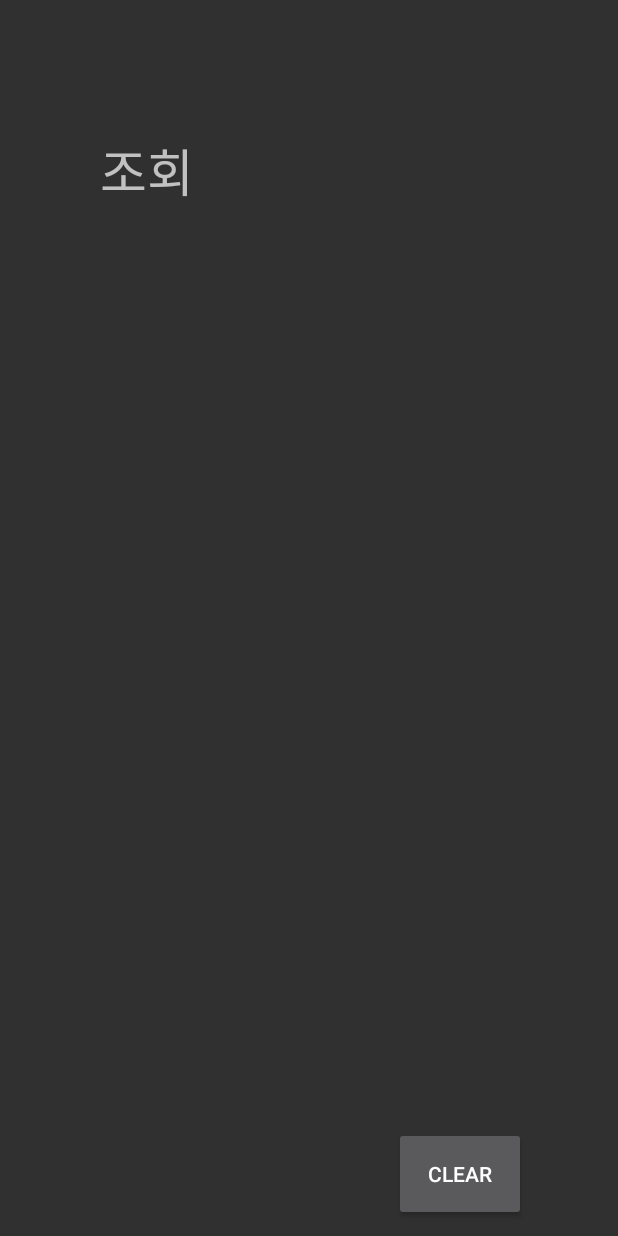
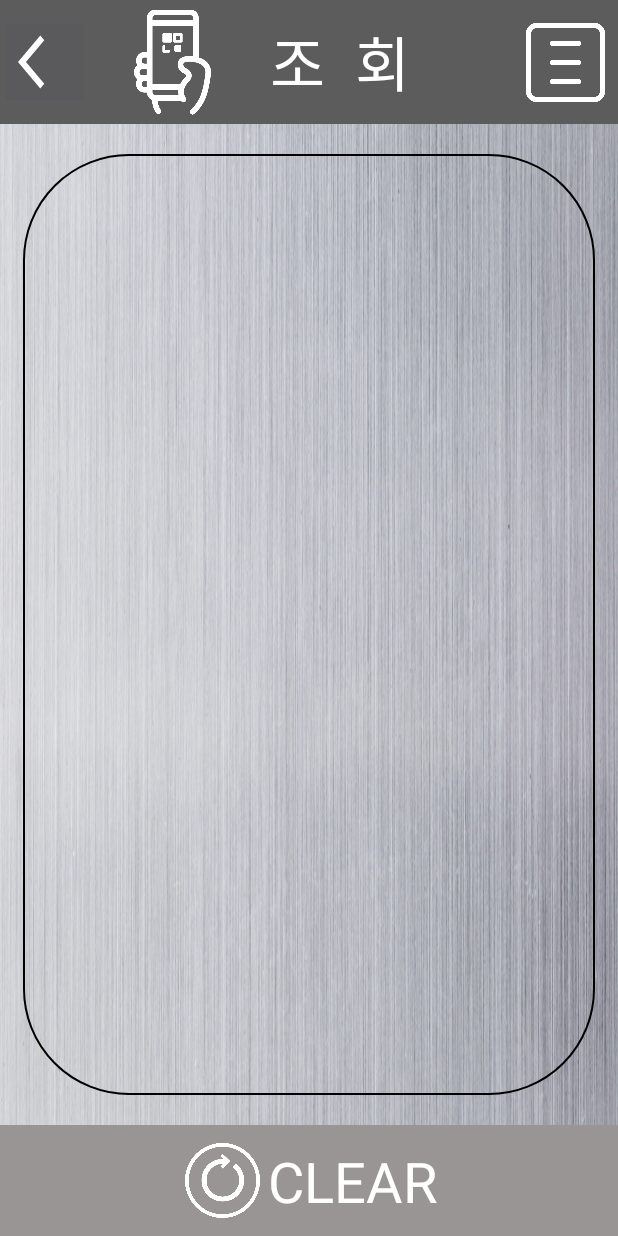
Before and after one commit to jaeyoungoh/logisticsmanagement, an Android app: the layout search.xml on its own in the app's theme, with its tools: preview values and no code run, on a phone screen of 412 x 824 dp. Run offline under Robolectric (Android 15) with nearby library versions, the phone set to English and light mode, and no system bars.

Commit message:
Search UI 배치 완료

```diff
--- /dev/null
+++ b/app/src/main/res/drawable/ic_baseline_arrow_back_ios_24.xml
@@ -0,0 +1,5 @@
+<vector android:autoMirrored="true" android:height="24dp"
+    android:tint="#FFFFFF" android:viewportHeight="24"
+    android:viewportWidth="24" android:width="24dp" xmlns:android="http://schemas.android.com/apk/res/android">
+    <path android:fillColor="@android:color/white" android:pathData="M11.67,3.87L9.9,2.1 0,12l9.9,9.9 1.77,-1.77L3.54,12z"/>
+</vector>
--- /dev/null
+++ b/app/src/main/res/drawable/rect_outline.xml
@@ -0,0 +1,14 @@
+<?xml version="1.0" encoding="utf-8"?>
+<shape android:shape="rectangle"
+    xmlns:android="http://schemas.android.com/apk/res/android">
+    <stroke
+        android:width="1.5dp"
+        android:color="@color/black"/>
+    <corners
+        android:radius="70dp"/>
+    <padding
+        android:top="2dp"
+        android:bottom="2dp"
+        android:left="2dp"
+        android:right="2dp"/>
+</shape>
--- a/app/src/main/res/layout/packaging.xml
+++ b/app/src/main/res/layout/packaging.xml
@@ -3,9 +3,51 @@
     xmlns:app="http://schemas.android.com/apk/res-auto"
     xmlns:tools="http://schemas.android.com/tools"
     android:layout_width="match_parent"
-    android:layout_height="match_parent">
+    android:layout_height="match_parent"
+    android:background="@drawable/bg_img"
+    >
 
+    <!--  Head -->
+    <androidx.constraintlayout.widget.ConstraintLayout
+        android:id="@+id/cstrMain"
+        android:layout_width="0dp"
+        android:layout_height="0dp"
+        android:background="#5C5C5C"
+        app:layout_constraintEnd_toEndOf="parent"
+        app:layout_constraintHeight_percent="0.11"
+        app:layout_constraintHorizontal_bias="0.0"
+        app:layout_constraintStart_toStartOf="parent"
+        app:layout_constraintTop_toBottomOf="parent"
+        app:layout_constraintTop_toTopOf="parent"
+        app:layout_constraintVertical_bias="0.0">
 
+        <TextView
+            android:id="@+id/txtHomeHeader"
+            android:layout_width="0dp"
+            android:layout_height="0dp"
+            android:gravity="center"
+            android:text="포  장"
+            android:textColor="#FFFFFF"
+            android:textSize="50sp"
+            app:layout_constraintBottom_toBottomOf="parent"
+            app:layout_constraintEnd_toEndOf="@+id/btnMenu"
+            app:layout_constraintStart_toStartOf="parent"
+            app:layout_constraintTop_toTopOf="parent" />
+
+        <ImageButton
+            android:id="@+id/btnMenu"
+            android:contentDescription="Menu Navigator"
+            android:layout_width="70dp"
+            android:layout_height="70dp"
+            android:layout_marginEnd="10dp"
+            android:background="@null"
+            android:scaleType="fitCenter"
+            android:src="@drawable/menu_icon_white"
+            app:layout_constraintBottom_toBottomOf="parent"
+            app:layout_constraintEnd_toEndOf="parent"
+            app:layout_constraintTop_toTopOf="parent" />
+
+    </androidx.constraintlayout.widget.ConstraintLayout>
 
 
     <androidx.recyclerview.widget.RecyclerView
@@ -13,22 +55,8 @@
         android:layout_height="0dp"
         android:layout_marginTop="10dp"
         android:layout_marginBottom="10dp"
-        android:paddingHorizontal="30dp"
-        app:layout_constraintBottom_toTopOf="@+id/BottomGuideline"
-        app:layout_constraintEnd_toStartOf="@+id/RightGuideline"
-        app:layout_constraintStart_toStartOf="@+id/LeftGuideline"
-        app:layout_constraintTop_toBottomOf="@+id/txtPackagingHeader" />
+        android:paddingHorizontal="30dp"/>
 
-    <TextView
-        android:id="@+id/txtPackagingHeader"
-        android:layout_width="wrap_content"
-        android:layout_height="0dp"
-        android:layout_marginStart="25dp"
-        android:layout_marginTop="5dp"
-        android:text="포장"
-        android:textSize="34sp"
-        app:layout_constraintStart_toStartOf="@+id/LeftGuideline"
-        app:layout_constraintTop_toTopOf="@+id/TopGuideline" />
 
     <Button
         android:id="@+id/button"
--- a/app/src/main/res/layout/search.xml
+++ b/app/src/main/res/layout/search.xml
@@ -3,67 +3,148 @@
     xmlns:app="http://schemas.android.com/apk/res-auto"
     xmlns:tools="http://schemas.android.com/tools"
     android:layout_width="match_parent"
-    android:layout_height="match_parent">
+    android:layout_height="match_parent"
+    android:background="@drawable/bg_img"
+    >
 
-    <androidx.constraintlayout.widget.Guideline
-        android:id="@+id/TopGuideline"
-        android:layout_width="wrap_content"
-        android:layout_height="wrap_content"
-        android:orientation="horizontal"
-        app:layout_constraintGuide_percent="0.1" />
+    <!--  Head -->
+    <androidx.constraintlayout.widget.ConstraintLayout
+        android:id="@+id/cstrMain"
+        android:layout_width="0dp"
+        android:layout_height="0dp"
+        android:background="#5C5C5C"
+        app:layout_constraintEnd_toEndOf="parent"
+        app:layout_constraintHeight_percent="0.10"
+        app:layout_constraintHorizontal_bias="0.0"
+        app:layout_constraintStart_toStartOf="parent"
+        app:layout_constraintTop_toBottomOf="parent"
+        app:layout_constraintTop_toTopOf="parent"
+        app:layout_constraintVertical_bias="0.0">
 
-    <androidx.constraintlayout.widget.Guideline
-        android:id="@+id/BottomGuideline"
-        android:layout_width="wrap_content"
-        android:layout_height="wrap_content"
-        android:orientation="horizontal"
-        app:layout_constraintGuide_percent="0.9" />
+        <ImageButton
+            android:id="@+id/btnBack"
+            android:layout_width="60dp"
+            android:layout_height="0dp"
+            android:layout_marginTop="10dp"
+            android:layout_marginEnd="10dp"
+            android:layout_marginBottom="10dp"
+            android:scaleType="fitXY"
+            android:src="@drawable/ic_baseline_arrow_back_ios_24"
+            app:layout_constraintBottom_toBottomOf="parent"
+            app:layout_constraintEnd_toStartOf="@+id/searchingHeaderIcon"
+            app:layout_constraintStart_toStartOf="parent"
+            app:layout_constraintTop_toTopOf="parent" />
 
-    <androidx.constraintlayout.widget.Guideline
-        android:id="@+id/LeftGuideline"
-        android:layout_width="wrap_content"
-        android:layout_height="wrap_content"
-        android:orientation="vertical"
-        app:layout_constraintGuide_percent="0.1" />
+        <ImageView
+            android:id="@+id/searchingHeaderIcon"
+            android:layout_width="70dp"
+            android:layout_height="0dp"
+            android:layout_marginStart="10dp"
+            android:layout_marginTop="5dp"
+            android:layout_marginBottom="5dp"
+            app:layout_constraintBottom_toBottomOf="parent"
+            app:layout_constraintEnd_toStartOf="@+id/txtSearchingHeader"
+            app:layout_constraintStart_toEndOf="@+id/btnBack"
+            app:layout_constraintTop_toTopOf="parent"
+            app:srcCompat="@drawable/qr_code_icon_white" />
 
-    <androidx.constraintlayout.widget.Guideline
-        android:id="@+id/RightGuideline"
-        android:layout_width="wrap_content"
-        android:layout_height="wrap_content"
-        android:orientation="vertical"
-        app:layout_constraintGuide_percent="0.9" />
+        <TextView
+            android:id="@+id/txtSearchingHeader"
+            android:layout_width="0dp"
+            android:layout_height="0dp"
+            android:layout_marginStart="30dp"
+            android:gravity="center_vertical"
+            android:text="조  회"
+            android:textColor="#FFFFFF"
+            android:textSize="40sp"
+            app:layout_constraintBottom_toBottomOf="parent"
+            app:layout_constraintEnd_toStartOf="@+id/btnMenu"
+            app:layout_constraintStart_toEndOf="@+id/searchingHeaderIcon"
+            app:layout_constraintTop_toTopOf="parent" />
 
-    <Button
-        android:id="@+id/btnClear"
-        android:layout_width="wrap_content"
-        android:layout_height="0dp"
-        android:layout_marginTop="10dp"
-        android:layout_marginEnd="20dp"
-        android:layout_marginBottom="10dp"
-        android:text="CLEAR"
-        app:layout_constraintBottom_toBottomOf="parent"
-        app:layout_constraintEnd_toStartOf="@+id/RightGuideline"
-        app:layout_constraintTop_toTopOf="@+id/BottomGuideline" />
+        <ImageButton
+            android:id="@+id/btnMenu"
+            android:layout_width="70dp"
+            android:layout_height="70dp"
+            android:background="@null"
+            android:contentDescription="Menu Navigator"
+            android:scaleType="fitCenter"
+            android:src="@drawable/menu_icon_white"
+            app:layout_constraintBottom_toBottomOf="parent"
+            app:layout_constraintEnd_toEndOf="parent"
+            app:layout_constraintStart_toEndOf="@+id/txtSearchingHeader"
+            app:layout_constraintTop_toTopOf="parent" />
 
-    <TextView
-        android:id="@+id/txtSearchHeader"
-        android:layout_width="wrap_content"
-        android:layout_height="0dp"
-        android:layout_marginStart="25dp"
-        android:layout_marginTop="5dp"
-        android:text="조회"
-        android:textSize="34sp"
-        app:layout_constraintStart_toStartOf="@+id/LeftGuideline"
-        app:layout_constraintTop_toTopOf="@+id/TopGuideline" />
+    </androidx.constraintlayout.widget.ConstraintLayout>
 
+
+    <!--    body -->
     <androidx.recyclerview.widget.RecyclerView
         android:layout_width="0dp"
         android:layout_height="0dp"
-        android:layout_marginTop="10dp"
-        android:layout_marginBottom="10dp"
+        android:layout_marginStart="15dp"
+        android:layout_marginTop="20dp"
+        android:layout_marginEnd="15dp"
+        android:layout_marginBottom="20dp"
+        android:background="@drawable/rect_outline"
+        android:padding="20dp"
         android:paddingHorizontal="30dp"
-        app:layout_constraintBottom_toTopOf="@+id/BottomGuideline"
-        app:layout_constraintEnd_toStartOf="@+id/RightGuideline"
-        app:layout_constraintStart_toStartOf="@+id/LeftGuideline"
-        app:layout_constraintTop_toBottomOf="@+id/txtSearchHeader" />
+        app:layout_constraintBottom_toTopOf="@+id/constraintLayout"
+        app:layout_constraintEnd_toEndOf="parent"
+        app:layout_constraintStart_toStartOf="parent"
+        app:layout_constraintTop_toBottomOf="@+id/cstrMain" />
+
+
+    <!--  Bottom -->
+    <androidx.constraintlayout.widget.ConstraintLayout
+        android:id="@+id/constraintLayout"
+        android:layout_width="0dp"
+        android:layout_height="0dp"
+        android:background="#999595"
+        app:layout_constraintBottom_toBottomOf="parent"
+        app:layout_constraintEnd_toEndOf="parent"
+        app:layout_constraintHeight_percent="0.09"
+        app:layout_constraintStart_toStartOf="parent">
+
+        <ImageView
+            android:id="@+id/icon_clear"
+            android:layout_width="50dp"
+            android:layout_height="0dp"
+            android:layout_marginEnd="5dp"
+            android:scaleType="fitCenter"
+            android:src="@drawable/clear_icon"
+            app:layout_constraintBottom_toBottomOf="parent"
+            app:layout_constraintEnd_toStartOf="@+id/txtClear"
+            app:layout_constraintStart_toStartOf="@+id/BOTTOM_START"
+            app:layout_constraintTop_toTopOf="parent" />
+
+        <TextView
+            android:id="@+id/txtClear"
+            android:layout_width="0dp"
+            android:layout_height="wrap_content"
+            android:layout_marginStart="5dp"
+            android:text="CLEAR"
+            android:textColor="#FFFFFF"
+            android:textSize="37sp"
+            app:layout_constraintBottom_toBottomOf="parent"
+            app:layout_constraintEnd_toEndOf="BOTTOM_END"
+            app:layout_constraintStart_toEndOf="@+id/icon_clear"
+            app:layout_constraintTop_toTopOf="parent" />
+
+        <androidx.constraintlayout.widget.Guideline
+            android:id="@+id/BOTTOM_START"
+            android:layout_width="wrap_content"
+            android:layout_height="wrap_content"
+            android:orientation="vertical"
+            app:layout_constraintGuide_percent="0.3" />
+
+        <androidx.constraintlayout.widget.Guideline
+            android:id="@+id/BOTTOM_END"
+            android:layout_width="wrap_content"
+            android:layout_height="wrap_content"
+            android:orientation="vertical"
+            app:layout_constraintGuide_percent="0.7" />
+        />
+    </androidx.constraintlayout.widget.ConstraintLayout>
+
 </androidx.constraintlayout.widget.ConstraintLayout>
```
